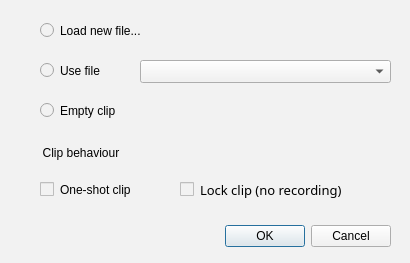
Before: the Qt Designer form superboucle/add_clip_ui.ui in zigmhount/SpinTool_zig, drawn with Qt 5.
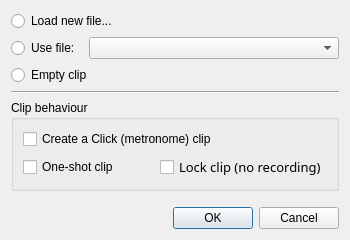
After: the same form once the commit is applied.

```diff
--- a/superboucle/add_clip_ui.ui
+++ b/superboucle/add_clip_ui.ui
@@ -6,58 +6,31 @@
    <rect>
     <x>0</x>
     <y>0</y>
-    <width>410</width>
-    <height>263</height>
+    <width>350</width>
+    <height>240</height>
    </rect>
   </property>
+  <property name="minimumSize">
+   <size>
+    <width>350</width>
+    <height>240</height>
+   </size>
+  </property>
+  <property name="maximumSize">
+   <size>
+    <width>350</width>
+    <height>240</height>
+   </size>
+  </property>
   <property name="windowTitle">
    <string>Dialog</string>
   </property>
   <property name="styleSheet">
-   <string notr="true">background-color: rgb(242, 242, 242);</string>
+   <string notr="true">/* background-color: rgb(242, 242, 242);</string>
   </property>
-  <widget class="QDialogButtonBox" name="buttonBox">
-   <property name="geometry">
-    <rect>
-     <x>10</x>
-     <y>220</y>
-     <width>381</width>
-     <height>32</height>
-    </rect>
-   </property>
-   <property name="orientation">
-    <enum>Qt::Horizontal</enum>
-   </property>
-   <property name="standardButtons">
-    <set>QDialogButtonBox::Cancel|QDialogButtonBox::Ok</set>
-   </property>
-  </widget>
-  <widget class="QRadioButton" name="emptyButton">
-   <property name="geometry">
-    <rect>
-     <x>40</x>
-     <y>100</y>
-     <width>111</width>
-     <height>21</height>
-    </rect>
-   </property>
-   <property name="styleSheet">
-    <string notr="true">color: rgb(0, 0, 0);
-font: 10pt &quot;Noto Sans&quot;;</string>
-   </property>
-   <property name="text">
-    <string>Empty clip</string>
-   </property>
-  </widget>
+  <layout class="QVBoxLayout" name="verticalLayout_2">
+   <item>
   <widget class="QRadioButton" name="newButton">
-   <property name="geometry">
-    <rect>
-     <x>40</x>
-     <y>20</y>
-     <width>141</width>
-     <height>21</height>
-    </rect>
-   </property>
    <property name="styleSheet">
     <string notr="true">color: rgb(0, 0, 0);
 font: 10pt &quot;Noto Sans&quot;;</string>
@@ -66,47 +39,57 @@
     <string>Load new file...</string>
    </property>
   </widget>
+   </item>
+   <item>
+    <layout class="QHBoxLayout" name="horizontalLayout_2">
+     <item>
   <widget class="QRadioButton" name="useButton">
-   <property name="geometry">
-    <rect>
-     <x>40</x>
-     <y>60</y>
-     <width>91</width>
-     <height>21</height>
-    </rect>
-   </property>
    <property name="styleSheet">
-    <string notr="true">color: rgb(0, 0, 0);
+        <string notr="true">/*color: rgb(0, 0, 0);
 font: 10pt &quot;Noto Sans&quot;;</string>
    </property>
    <property name="text">
-    <string>Use file</string>
-   </property>
-  </widget>
+        <string>Use file:</string>
+       </property>
+      </widget>
+     </item>
+     <item>
   <widget class="QComboBox" name="fileList">
-   <property name="geometry">
-    <rect>
-     <x>140</x>
-     <y>60</y>
-     <width>251</width>
-     <height>23</height>
-    </rect>
+       <property name="minimumSize">
+        <size>
+         <width>250</width>
+         <height>0</height>
+        </size>
    </property>
    <property name="styleSheet">
-    <string notr="true">color: rgb(0, 0, 0);</string>
-   </property>
-  </widget>
+        <string notr="true">/*color: rgb(0, 0, 0);</string>
+       </property>
+      </widget>
+     </item>
+    </layout>
+   </item>
+   <item>
+    <widget class="QRadioButton" name="emptyButton">
+     <property name="styleSheet">
+      <string notr="true">/*color: rgb(0, 0, 0);
+font: 10pt &quot;Noto Sans&quot;;</string>
+     </property>
+     <property name="text">
+      <string>Empty clip</string>
+     </property>
+    </widget>
+   </item>
+   <item>
+    <widget class="Line" name="line">
+     <property name="orientation">
+      <enum>Qt::Horizontal</enum>
+     </property>
+    </widget>
+   </item>
+   <item>
   <widget class="QGroupBox" name="groupBoxClip">
-   <property name="geometry">
-    <rect>
-     <x>40</x>
-     <y>144</y>
-     <width>341</width>
-     <height>61</height>
-    </rect>
-   </property>
    <property name="styleSheet">
-    <string notr="true">font: italic 9pt &quot;Noto Sans&quot;;
+      <string notr="true">/*font: italic 9pt &quot;Noto Sans&quot;;
 color: rgb(0, 0, 0);
 border: 1;</string>
    </property>
@@ -116,15 +99,38 @@
    <property name="flat">
     <bool>false</bool>
    </property>
+     <layout class="QVBoxLayout" name="verticalLayout">
+      <item>
+       <widget class="QCheckBox" name="cBoxMetronomeClip">
+        <property name="accessibleName">
+         <string>Help_Clip_Metronome</string>
+        </property>
+        <property name="styleSheet">
+         <string notr="true">/*color: rgb(0, 0, 0);
+background-color: rgb(242, 242, 242);
+font: 10pt &quot;Noto Sans&quot;;</string>
+        </property>
+        <property name="text">
+         <string>Create a Click (metronome) clip</string>
+        </property>
+       </widget>
+      </item>
+      <item>
+       <layout class="QHBoxLayout" name="horizontalLayout">
+        <item>
+         <widget class="QCheckBox" name="cBoxOneShotClip">
+          <property name="styleSheet">
+           <string notr="true">/*color: rgb(0, 0, 0);
+background-color: rgb(242, 242, 242);
+font: 10pt &quot;Noto Sans&quot;;</string>
+          </property>
+          <property name="text">
+           <string>One-shot clip</string>
+          </property>
+         </widget>
+        </item>
+        <item>
    <widget class="QCheckBox" name="cBoxLockRec">
-    <property name="geometry">
-     <rect>
-      <x>140</x>
-      <y>30</y>
-      <width>191</width>
-      <height>31</height>
-     </rect>
-    </property>
     <property name="font">
      <font>
       <family>Noto Sans</family>
@@ -135,7 +141,7 @@
      </font>
     </property>
     <property name="styleSheet">
-     <string notr="true">color: rgb(0, 0, 0);
+           <string notr="true">/*color: rgb(0, 0, 0);
 background-color: rgb(242, 242, 242);
 font: 10pt &quot;Noto Sans&quot;;</string>
     </property>
@@ -143,25 +149,36 @@
      <string>Lock clip (no recording)</string>
     </property>
    </widget>
-   <widget class="QCheckBox" name="cBoxOneShotClip">
-    <property name="geometry">
-     <rect>
-      <x>0</x>
-      <y>30</y>
-      <width>121</width>
-      <height>31</height>
-     </rect>
-    </property>
-    <property name="styleSheet">
-     <string notr="true">color: rgb(0, 0, 0);
-background-color: rgb(242, 242, 242);
-font: 10pt &quot;Noto Sans&quot;;</string>
-    </property>
-    <property name="text">
-     <string>One-shot clip</string>
-    </property>
-   </widget>
-  </widget>
+        </item>
+       </layout>
+      </item>
+     </layout>
+    </widget>
+   </item>
+   <item>
+    <spacer name="verticalSpacer">
+     <property name="orientation">
+      <enum>Qt::Vertical</enum>
+     </property>
+     <property name="sizeHint" stdset="0">
+      <size>
+       <width>20</width>
+       <height>40</height>
+      </size>
+     </property>
+    </spacer>
+   </item>
+   <item>
+    <widget class="QDialogButtonBox" name="buttonBox">
+     <property name="orientation">
+      <enum>Qt::Horizontal</enum>
+     </property>
+     <property name="standardButtons">
+      <set>QDialogButtonBox::Cancel|QDialogButtonBox::Ok</set>
+     </property>
+    </widget>
+   </item>
+  </layout>
  </widget>
  <resources/>
  <connections>
```
Left out of the diff: 18 changed lines with no effect on the pictures. Lines whose indentation alone changed are shown as unchanged.
